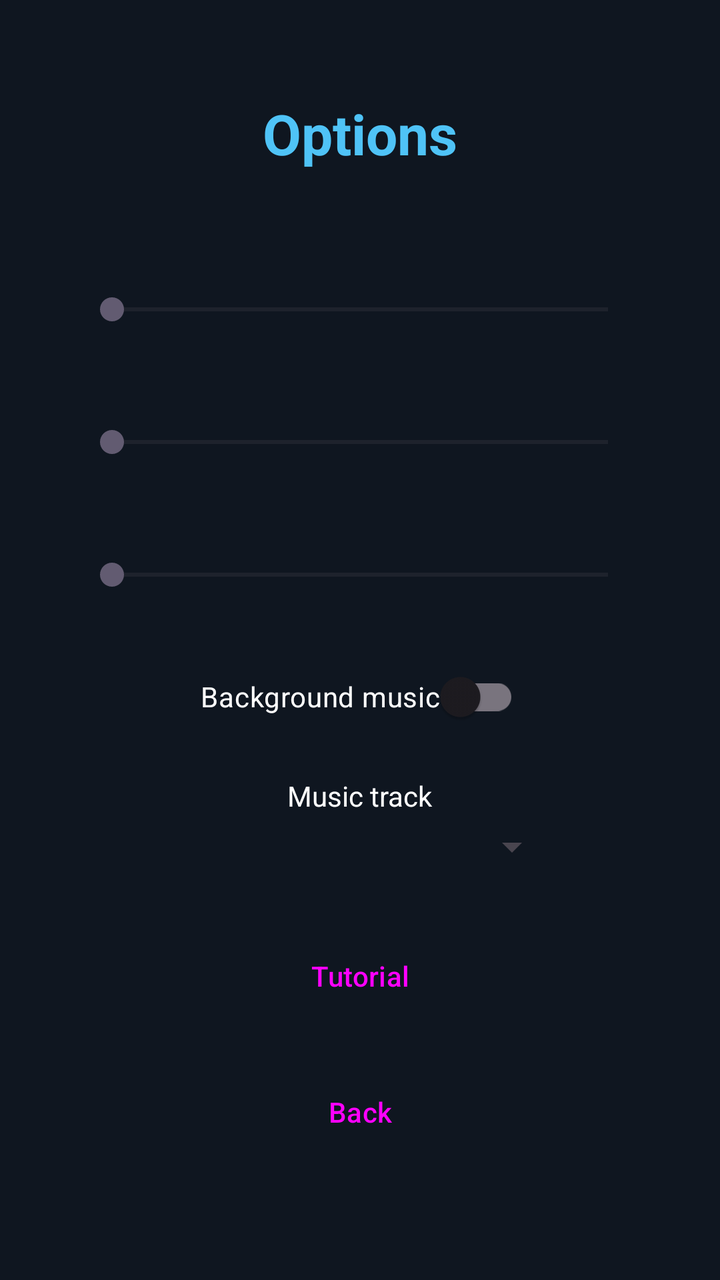
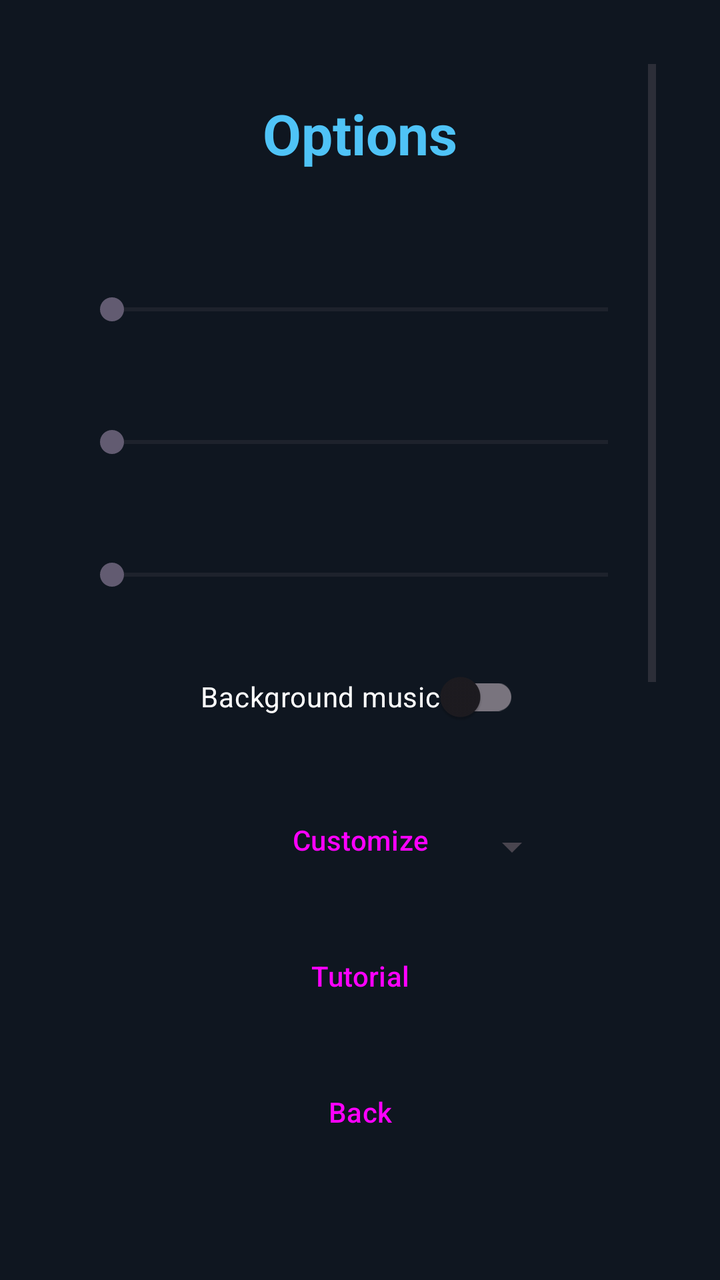

Two renders of the same Android screen: before a commit and after it. Below are the layout's source before the change and the commit's diff.
<!-- AndroidManifest.xml: activity theme Theme.Balls -->
<!-- res/layout/activity_options.xml -->
<?xml version="1.0" encoding="utf-8"?>
<androidx.constraintlayout.widget.ConstraintLayout xmlns:android="http://schemas.android.com/apk/res/android"
    xmlns:app="http://schemas.android.com/apk/res-auto"
    android:layout_width="match_parent"
    android:layout_height="match_parent"
    android:background="@color/background_dark"
    android:padding="32dp">

    
    <ScrollView
        android:id="@+id/optionsScroll"
        android:layout_width="match_parent"
        android:layout_height="0dp"
        app:layout_constraintTop_toTopOf="parent"
        app:layout_constraintBottom_toTopOf="@id/tutorialButton"
        app:layout_constraintStart_toStartOf="parent"
        app:layout_constraintEnd_toEndOf="parent">

        <LinearLayout
            android:layout_width="match_parent"
            android:layout_height="wrap_content"
            android:orientation="vertical"
            android:gravity="center_horizontal">

            <TextView
                android:id="@+id/optionsTitle"
                android:layout_width="wrap_content"
                android:layout_height="wrap_content"
                android:layout_marginTop="16dp"
                android:text="@string/menu_options"
                android:textColor="@color/player_color"
                android:textSize="28sp"
                android:textStyle="bold" />

            <TextView
                android:id="@+id/botsCountText"
                android:layout_width="wrap_content"
                android:layout_height="wrap_content"
                android:layout_marginTop="32dp"
                android:textColor="@color/hud_text"
                android:textSize="18sp" />

            <SeekBar
                android:id="@+id/botsSeekBar"
                android:layout_width="280dp"
                android:layout_height="wrap_content"
                android:layout_marginTop="4dp"
                android:max="200"
                android:min="2" />

            <TextView
                android:id="@+id/powerUpCountText"
                android:layout_width="wrap_content"
                android:layout_height="wrap_content"
                android:layout_marginTop="20dp"
                android:textColor="@color/hud_text"
                android:textSize="18sp" />

            <SeekBar
                android:id="@+id/powerUpSeekBar"
                android:layout_width="280dp"
                android:layout_height="wrap_content"
                android:layout_marginTop="4dp"
                android:max="30"
                android:min="1" />

            <TextView
                android:id="@+id/arenaSizeText"
                android:layout_width="wrap_content"
                android:layout_height="wrap_content"
                android:layout_marginTop="20dp"
                android:textColor="@color/hud_text"
                android:textSize="18sp" />

            <SeekBar
                android:id="@+id/arenaSizeSeekBar"
                android:layout_width="280dp"
                android:layout_height="wrap_content"
                android:layout_marginTop="4dp"
                android:max="3"
                android:min="0" />

            <com.google.android.material.switchmaterial.SwitchMaterial
                android:id="@+id/musicSwitch"
                android:layout_width="wrap_content"
                android:layout_height="wrap_content"
                android:layout_marginTop="28dp"
                android:text="@string/menu_music_label"
                android:textColor="@color/hud_text" />

            <TextView
                android:id="@+id/musicTrackLabel"
                android:layout_width="wrap_content"
                android:layout_height="wrap_content"
                android:layout_marginTop="16dp"
                android:text="@string/menu_music_track_label"
                android:textColor="@color/hud_text"
                android:textSize="14sp" />

            <Spinner
                android:id="@+id/musicTrackSpinner"
                android:layout_width="200dp"
                android:layout_height="wrap_content"
                android:layout_marginTop="4dp"
                android:layout_marginBottom="16dp" />

        </LinearLayout>
    </ScrollView>

    <Button
        android:id="@+id/tutorialButton"
        style="?attr/materialButtonOutlinedStyle"
        android:layout_width="240dp"
        android:layout_height="56dp"
        android:layout_marginBottom="12dp"
        android:text="@string/menu_tutorial"
        app:layout_constraintBottom_toTopOf="@id/backButton"
        app:layout_constraintStart_toStartOf="parent"
        app:layout_constraintEnd_toEndOf="parent" />

    <Button
        android:id="@+id/backButton"
        style="?attr/materialButtonOutlinedStyle"
        android:layout_width="240dp"
        android:layout_height="56dp"
        android:layout_marginBottom="24dp"
        android:text="@string/options_back"
        app:layout_constraintBottom_toBottomOf="parent"
        app:layout_constraintStart_toStartOf="parent"
        app:layout_constraintEnd_toEndOf="parent" />

</androidx.constraintlayout.widget.ConstraintLayout>
<!-- resources referenced by this layout -->
<resources>
  <color name="background_dark">#0F1620</color>
  <color name="hud_text">#FFFFFF</color>
  <color name="player_color">#4FC3F7</color>
  <string name="menu_music_label">Background music</string>
  <string name="menu_music_track_label">Music track</string>
  <string name="menu_options">Options</string>
  <string name="menu_tutorial">Tutorial</string>
  <string name="options_back">Back</string>
  <style name="Theme.Balls" parent="Theme.Material3.DayNight.NoActionBar">
          <item name="colorPrimary">@color/accent</item>
          <item name="android:statusBarColor">@color/background_dark</item>
          <item name="android:windowBackground">@color/background_dark</item>
      </style>
  <color name="accent">#FFC107</color>
</resources>

<!-- the commit's change to res/layout/activity_options.xml (unified diff, before → after) -->
@@ -12,7 +12,7 @@
         android:layout_width="match_parent"
         android:layout_height="0dp"
         app:layout_constraintTop_toTopOf="parent"
-        app:layout_constraintBottom_toTopOf="@id/tutorialButton"
+        app:layout_constraintBottom_toTopOf="@id/customizeButton"
         app:layout_constraintStart_toStartOf="parent"
         app:layout_constraintEnd_toEndOf="parent">
 
@@ -108,6 +108,17 @@
     </ScrollView>
 
     <Button
+        android:id="@+id/customizeButton"
+        style="?attr/materialButtonOutlinedStyle"
+        android:layout_width="240dp"
+        android:layout_height="56dp"
+        android:layout_marginBottom="12dp"
+        android:text="@string/menu_customize"
+        app:layout_constraintBottom_toTopOf="@id/tutorialButton"
+        app:layout_constraintStart_toStartOf="parent"
+        app:layout_constraintEnd_toEndOf="parent" />
+
+    <Button
         android:id="@+id/tutorialButton"
         style="?attr/materialButtonOutlinedStyle"
         android:layout_width="240dp"
<!-- resource entries referenced after the edit -->
@@ -3,6 +3,7 @@
   <color name="background_dark">#0F1620</color>
   <color name="hud_text">#FFFFFF</color>
   <color name="player_color">#4FC3F7</color>
+  <string name="menu_customize">Customize</string>
   <string name="menu_music_label">Background music</string>
   <string name="menu_music_track_label">Music track</string>
   <string name="menu_options">Options</string>
